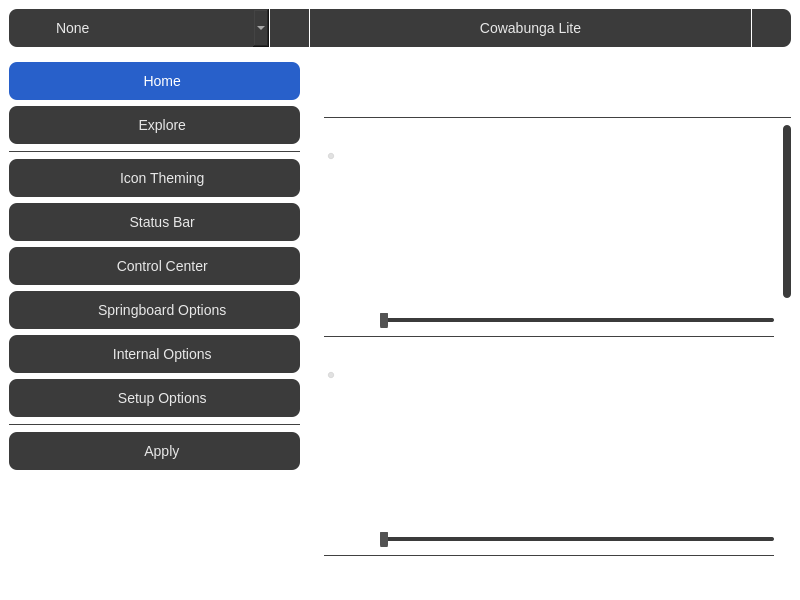
Above: mainwindow.ui from Avangelista/CowabungaLiteWindows before the change. Below: the same form after it.
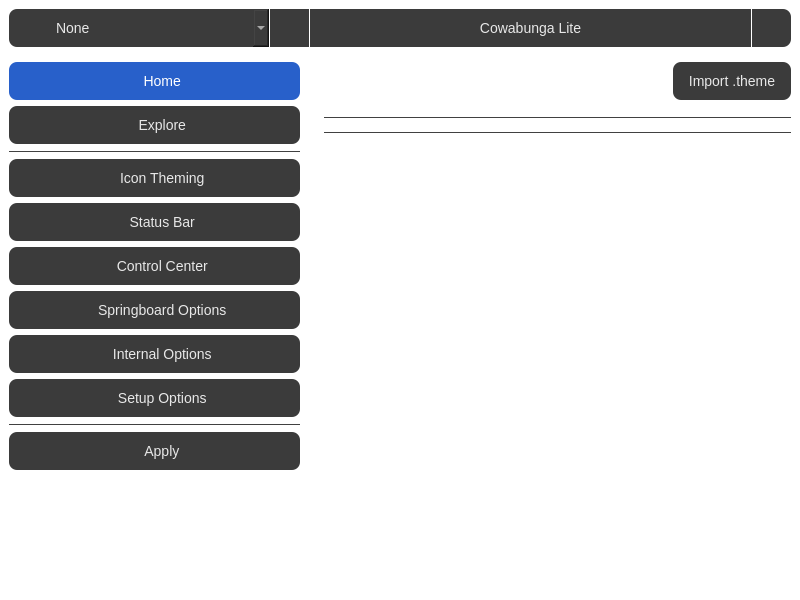
That is the form after the change. Icons and pictures are not drawn.

The edit to the form file:
```diff
--- a/mainwindow.ui
+++ b/mainwindow.ui
@@ -1126,6 +1126,191 @@
               </item>
              </layout>
             </widget>
+            <widget class="QWidget" name="themesPage">
+             <layout class="QVBoxLayout" name="verticalLayout_23">
+              <property name="leftMargin">
+               <number>0</number>
+              </property>
+              <property name="topMargin">
+               <number>0</number>
+              </property>
+              <property name="rightMargin">
+               <number>0</number>
+              </property>
+              <property name="bottomMargin">
+               <number>0</number>
+              </property>
+              <item>
+               <widget class="QWidget" name="horizontalWidget_8" native="true">
+                <layout class="QHBoxLayout" name="horizontalLayout_23">
+                 <property name="spacing">
+                  <number>10</number>
+                 </property>
+                 <property name="leftMargin">
+                  <number>0</number>
+                 </property>
+                 <property name="topMargin">
+                  <number>9</number>
+                 </property>
+                 <property name="rightMargin">
+                  <number>0</number>
+                 </property>
+                 <property name="bottomMargin">
+                  <number>9</number>
+                 </property>
+                 <item>
+                  <widget class="QToolButton" name="toolButton_13">
+                   <property name="enabled">
+                    <bool>false</bool>
+                   </property>
+                   <property name="styleSheet">
+                    <string notr="true">QToolButton {
+	icon-size: 24px;
+	background-color: transparent;
+	padding-left: 0px;
+	padding-right: 5px;
+	border-radius: 0px;
+}</string>
+                   </property>
+                   <property name="icon">
+                    <iconset resource="resources.qrc">
+                     <normaloff>:/icon/brush.svg</normaloff>:/icon/brush.svg</iconset>
+                   </property>
+                  </widget>
+                 </item>
+                 <item>
+                  <widget class="QWidget" name="verticalWidget_7" native="true">
+                   <layout class="QVBoxLayout" name="verticalLayout_21">
+                    <property name="spacing">
+                     <number>6</number>
+                    </property>
+                    <property name="leftMargin">
+                     <number>0</number>
+                    </property>
+                    <property name="topMargin">
+                     <number>0</number>
+                    </property>
+                    <property name="rightMargin">
+                     <number>0</number>
+                    </property>
+                    <property name="bottomMargin">
+                     <number>0</number>
+                    </property>
+                    <item>
+                     <widget class="QLabel" name="themesLbl">
+                      <property name="font">
+                       <font>
+                        <pointsize>-1</pointsize>
+                        <bold>false</bold>
+                       </font>
+                      </property>
+                      <property name="text">
+                       <string>Icon Theming</string>
+                      </property>
+                     </widget>
+                    </item>
+                    <item>
+                     <widget class="QCheckBox" name="themesEnabledChk">
+                      <property name="text">
+                       <string>Enabled</string>
+                      </property>
+                     </widget>
+                    </item>
+                   </layout>
+                  </widget>
+                 </item>
+                 <item>
+                  <spacer name="horizontalSpacer_10">
+                   <property name="orientation">
+                    <enum>Qt::Horizontal</enum>
+                   </property>
+                   <property name="sizeHint" stdset="0">
+                    <size>
+                     <width>40</width>
+                     <height>20</height>
+                    </size>
+                   </property>
+                  </spacer>
+                 </item>
+                 <item>
+                  <widget class="QToolButton" name="toolButton_16">
+                   <property name="text">
+                    <string>Import .theme</string>
+                   </property>
+                  </widget>
+                 </item>
+                </layout>
+               </widget>
+              </item>
+              <item>
+               <widget class="Line" name="line_15">
+                <property name="styleSheet">
+                 <string notr="true">QFrame {
+	color: #414141;
+}</string>
+                </property>
+                <property name="frameShadow">
+                 <enum>QFrame::Plain</enum>
+                </property>
+                <property name="orientation">
+                 <enum>Qt::Horizontal</enum>
+                </property>
+               </widget>
+              </item>
+              <item>
+               <widget class="QWidget" name="themesPageContent" native="true">
+                <layout class="QVBoxLayout" name="verticalLayout_22">
+                 <property name="leftMargin">
+                  <number>0</number>
+                 </property>
+                 <property name="topMargin">
+                  <number>0</number>
+                 </property>
+                 <property name="rightMargin">
+                  <number>0</number>
+                 </property>
+                 <property name="bottomMargin">
+                  <number>0</number>
+                 </property>
+                 <item>
+                  <widget class="QWidget" name="themesCnt" native="true"/>
+                 </item>
+                 <item>
+                  <widget class="Line" name="line">
+                   <property name="styleSheet">
+                    <string notr="true">QFrame {
+	color: #414141;
+}</string>
+                   </property>
+                   <property name="frameShadow">
+                    <enum>QFrame::Plain</enum>
+                   </property>
+                   <property name="orientation">
+                    <enum>Qt::Horizontal</enum>
+                   </property>
+                  </widget>
+                 </item>
+                 <item>
+                  <widget class="QWidget" name="iconsCnt" native="true"/>
+                 </item>
+                 <item>
+                  <spacer name="verticalSpacer_9">
+                   <property name="orientation">
+                    <enum>Qt::Vertical</enum>
+                   </property>
+                   <property name="sizeHint" stdset="0">
+                    <size>
+                     <width>20</width>
+                     <height>40</height>
+                    </size>
+                   </property>
+                  </spacer>
+                 </item>
+                </layout>
+               </widget>
+              </item>
+             </layout>
+            </widget>
             <widget class="QWidget" name="statusBarPage">
              <layout class="QVBoxLayout" name="verticalLayout_4">
               <property name="leftMargin">
```
Left out of the diff: 2 changed lines with no effect on the pictures.
